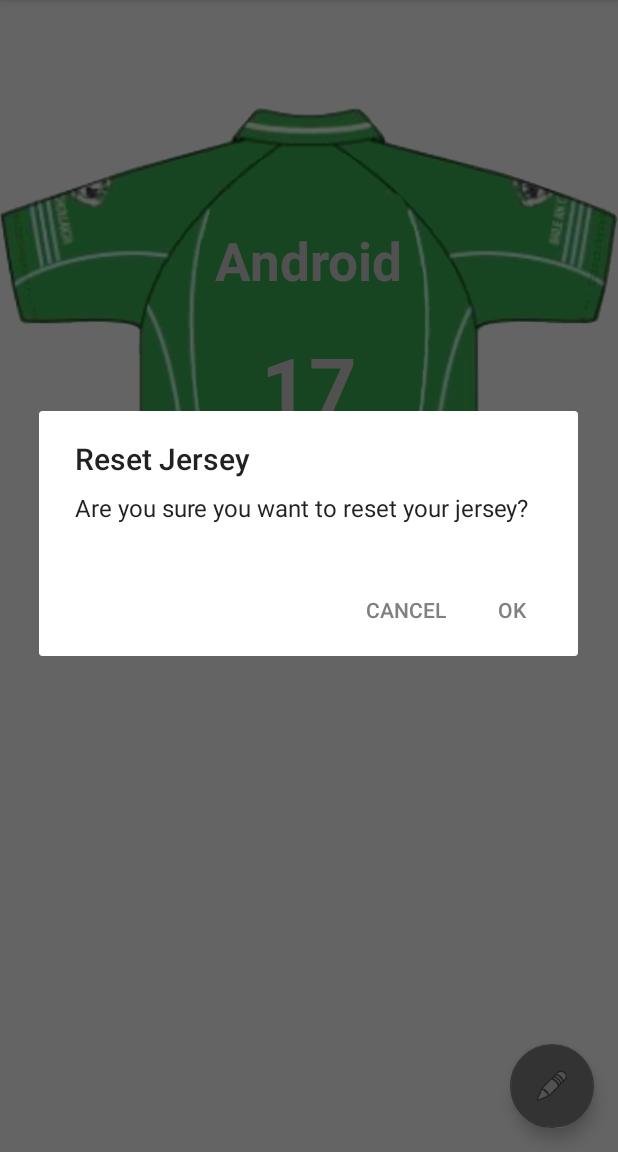
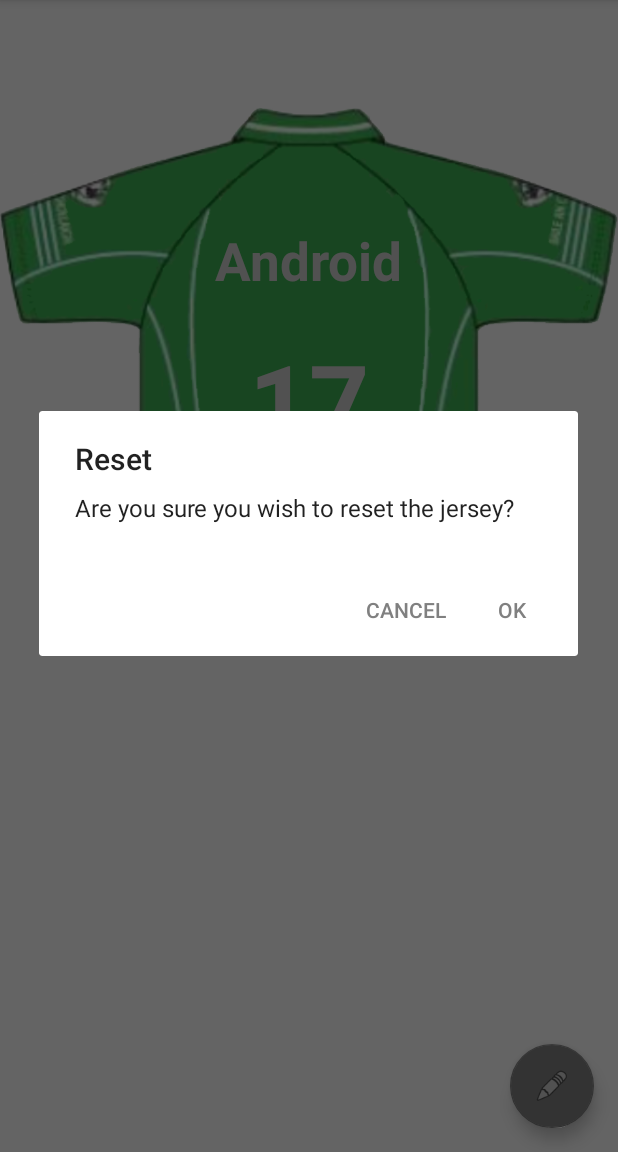
Before and after one commit to Kilkee/JerseyLab, an Android app: the screen it shows after launch (MainActivity), after a tap on "RESET", on a phone screen of 412 x 824 dp, the part 84-1236 px from its top. Run offline under Robolectric (Android 15) with nearby library versions, the phone set to English and light mode, and no system bars.

Commit message:
Changed name the resetJersey method

```diff
--- a/JerseyLab/app/src/main/java/com/example/delaney/jerseylab/MainActivity.java
+++ b/JerseyLab/app/src/main/java/com/example/delaney/jerseylab/MainActivity.java
@@ -150,7 +150,7 @@ builder.create().show();
     public boolean onOptionsItemSelected(MenuItem item) {
         switch (item.getItemId()){
             case R.id.action_reset:
-                clearAll();
+                resetJersey();
 
 //                mCurrentItem = new Item();
 //                showCurrentItem();
@@ -165,12 +165,12 @@ builder.create().show();
         return super.onOptionsItemSelected(item);
     }
 
-    private void clearAll() {
+    private void resetJersey() {
 
         AlertDialog.Builder builder = new AlertDialog.Builder(this);
 
-        builder.setTitle("Reset Jersey");
-        builder.setMessage("Are you sure you want to reset your jersey?");
+        builder.setTitle("Reset ");
+        builder.setMessage("Are you sure you wish to reset the jersey?");
         builder.setPositiveButton(android.R.string.ok, new DialogInterface.OnClickListener() {
             @Override
             public void onClick(DialogInterface dialogInterface, int i) {
--- a/JerseyLab/app/src/main/res/layout/content_main.xml
+++ b/JerseyLab/app/src/main/res/layout/content_main.xml
@@ -47,7 +47,7 @@
         android:layout_height="wrap_content"
         android:layout_centerHorizontal="true"
         android:layout_marginTop="220dp"
-        android:textSize="55sp"
+        android:textSize="70sp"
         android:text="17"
         android:textColor="@color/colorWriting"
         android:textStyle="bold"
```
